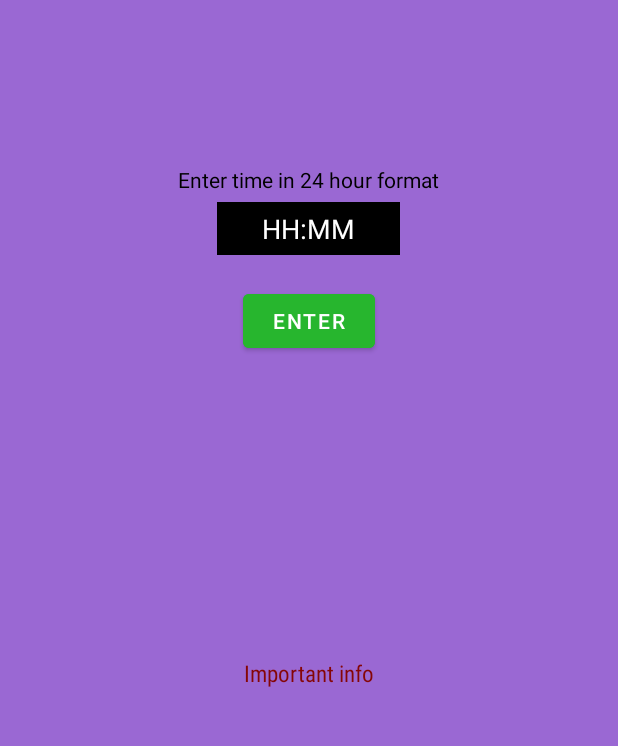
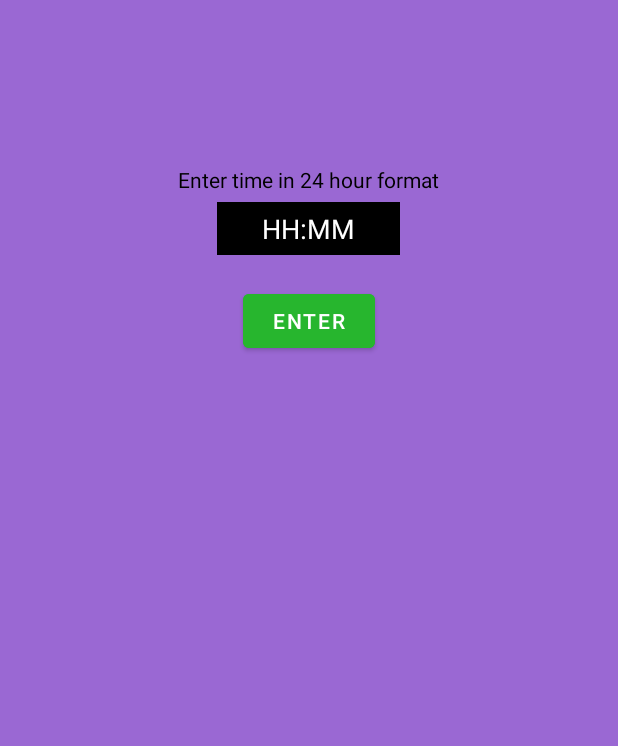
Before and after one commit to harshrox/Alarm, an Android app: the screen it shows after launch (MainActivity), on a phone screen of 412 x 824 dp, the part 431-1177 px from its top. Run offline under Robolectric (Android 15) with nearby library versions, the phone set to English and light mode, and no system bars.

Commit message:
Bug fixed

```diff
--- a/app/src/main/res/layout/activity_main.xml
+++ b/app/src/main/res/layout/activity_main.xml
@@ -58,48 +58,6 @@
 <!--        android:id="@+id/txtResult"-->
 <!--        android:visibility="invisible"/>-->
 
-        <TextView
-            android:layout_width="wrap_content"
-            android:layout_height="wrap_content"
-            android:text="Important info"
-            android:textSize="15dp"
-            android:fontFamily="sans-serif-condensed"
-            android:textColor="#850606"
-            android:layout_below="@+id/btnDone"
-            android:layout_centerHorizontal="true"
-            android:layout_marginTop="200dp"
-            android:id="@+id/btnInfo"
-            android:visibility="visible"/>
-        <TextView
-            android:layout_width="wrap_content"
-            android:layout_height="wrap_content"
-            android:text="It is requested to not click on the input box or enter button when the alarm is already set as it might crash the app. Please give input only when the previous timer is up."
-            android:textSize="20dp"
-            android:fontFamily="sans-serif-condensed"
-            android:paddingHorizontal="30dp"
-            android:textColor="@color/black"
-            android:layout_below="@+id/btnDone"
-            android:layout_centerHorizontal="true"
-            android:layout_marginTop="70dp"
-            android:id="@+id/txtInfo"
-            android:visibility="invisible"/>
-        <TextView
-            android:layout_width="wrap_content"
-            android:layout_height="wrap_content"
-            android:text="Close"
-            android:textSize="17dp"
-            android:fontFamily="sans-serif-condensed"
-            android:textColor="#850606"
-            android:layout_below="@+id/btnDone"
-            android:layout_centerHorizontal="true"
-            android:layout_marginTop="200dp"
-            android:id="@+id/btnClose"
-            android:visibility="invisible"/>
-
-
-
-
-
 
 
 </RelativeLayout>
```
Also changed, not shown: app/src/main/java/com/gamingz/simplealarm/MainActivity.java (+65 -33 lines).
